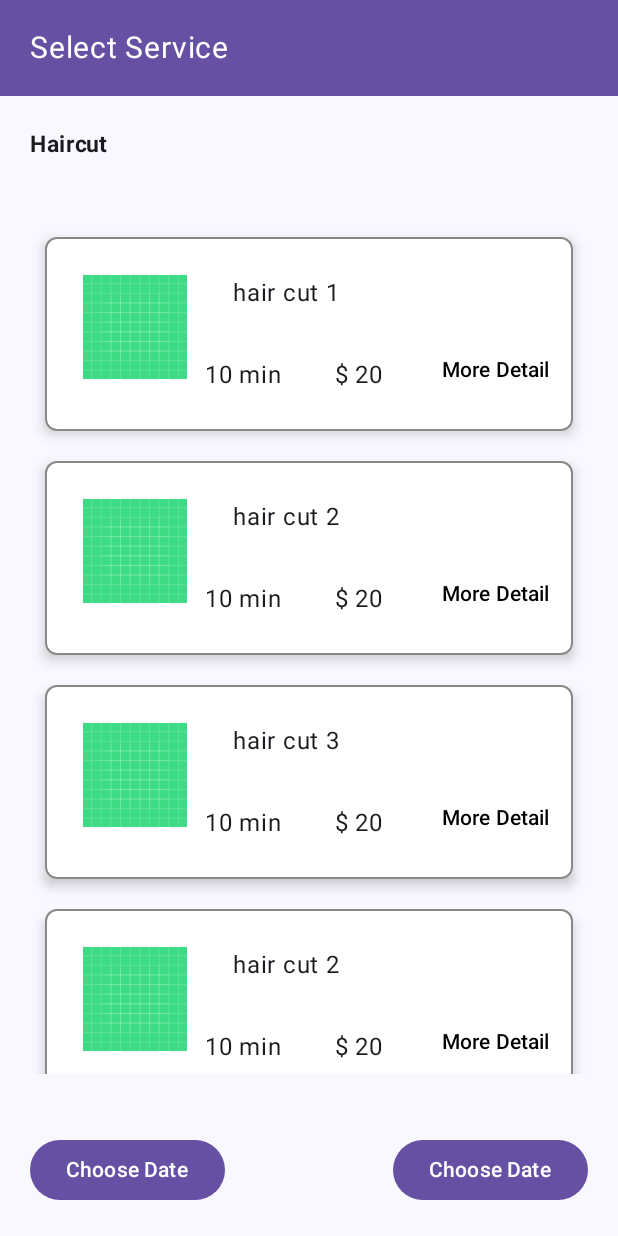
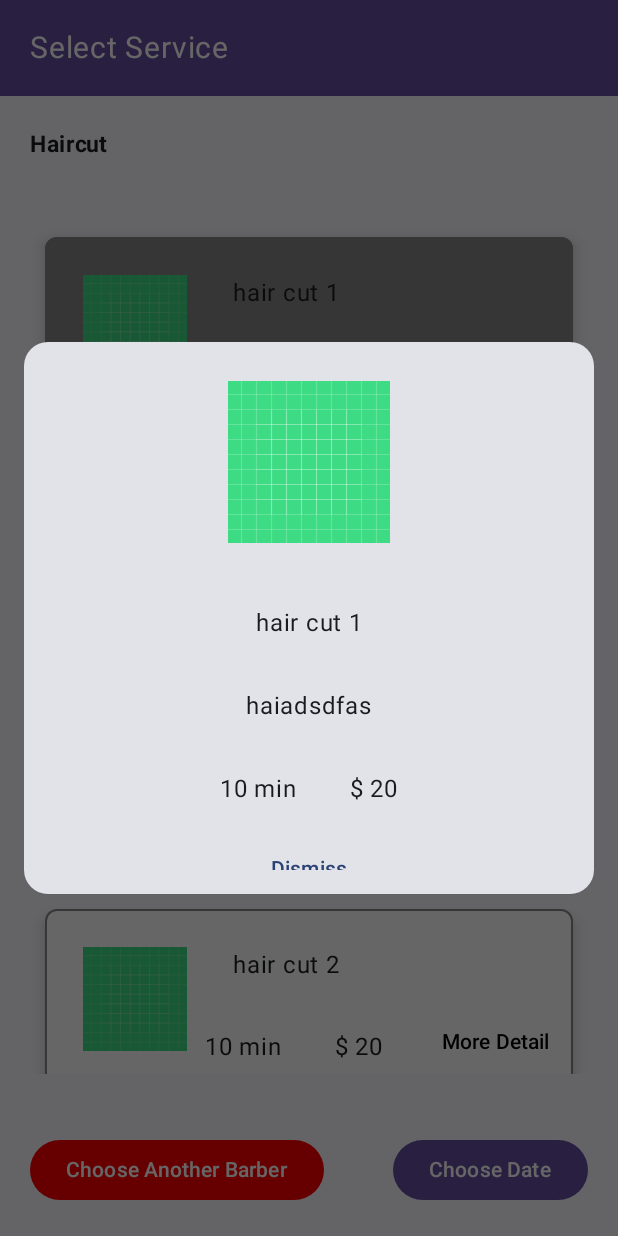
Before and after one commit to myofficework000/ShalonApp, an Android app built with Jetpack Compose: the composable SelectServiceScreen shown on its own in the app's theme, after a tap on "More Detail", on a phone screen of 412 x 824 dp. Run offline under Robolectric (Android 15) with nearby library versions, the phone set to English and light mode, and no system bars; our stand-ins replace Dagger/Hilt's generated code, constraintlayout-compose, livedata-compose.

Commit message:
update Select Service UI

```diff
--- a/app/build.gradle.kts
+++ b/app/build.gradle.kts
@@ -98,8 +98,6 @@ dependencies {
 
     // ktx activity with view model injection
     implementation("androidx.activity:activity-ktx:1.7.2")
-    // For Observing the state of Livedata in Compose
-    implementation("androidx.compose.runtime:runtime-livedata:1.5.0")
 
     //   Coil
     implementation("io.coil-kt:coil-compose:1.3.2")
--- a/app/src/main/java/com/example/shaloonapp/model/dto/Service.kt
+++ b/app/src/main/java/com/example/shaloonapp/model/dto/Service.kt
@@ -1,6 +1,4 @@
 package com.example.shaloonapp.model.dto
-
-import java.time.Duration
 
 data class Service(
     val id: Long= 0L,
@@ -8,5 +6,5 @@ data class Service(
     val price: Int =0,
     val description: String ="",
     val durationInMinute: Int = 1,
-    val imgURL: String
+    val imgURL: String = ""
 )
--- a/app/src/main/java/com/example/shaloonapp/view/SelectServiceScreen.kt
+++ b/app/src/main/java/com/example/shaloonapp/view/SelectServiceScreen.kt
@@ -3,7 +3,9 @@ package com.example.shaloonapp.view
 import androidx.compose.foundation.BorderStroke
 import androidx.compose.foundation.Image
 import androidx.compose.foundation.background
+import androidx.compose.foundation.layout.Arrangement
 import androidx.compose.foundation.layout.Box
+import androidx.compose.foundation.layout.Column
 import androidx.compose.foundation.layout.Row
 import androidx.compose.foundation.layout.fillMaxSize
 import androidx.compose.foundation.layout.fillMaxWidth
@@ -20,19 +22,24 @@ import androidx.compose.material3.Card
 import androidx.compose.material3.CardDefaults
 import androidx.compose.material3.OutlinedButton
 import androidx.compose.material3.Text
+import androidx.compose.material3.TextButton
 import androidx.compose.runtime.Composable
 import androidx.compose.runtime.getValue
 import androidx.compose.runtime.livedata.observeAsState
 import androidx.compose.runtime.mutableStateOf
 import androidx.compose.runtime.remember
 import androidx.compose.runtime.setValue
+import androidx.compose.ui.Alignment
 import androidx.compose.ui.Modifier
 import androidx.compose.ui.graphics.Color
+import androidx.compose.ui.layout.ContentScale
 import androidx.compose.ui.res.painterResource
+import androidx.compose.ui.res.stringResource
 import androidx.compose.ui.text.font.FontWeight
 import androidx.compose.ui.tooling.preview.Preview
 import androidx.compose.ui.unit.dp
 import androidx.compose.ui.unit.sp
+import androidx.compose.ui.window.Dialog
 import androidx.constraintlayout.compose.ConstraintLayout
 import androidx.constraintlayout.compose.Dimension
 import androidx.hilt.navigation.compose.hiltViewModel
@@ -58,6 +65,14 @@ fun SelectServiceScreen(navController: NavHostController) {
     val listOfService = selectServiceScreenViewModel.listOfService.observeAsState()
 
     var selectedService by remember { mutableStateOf<Service?>(null) }
+
+    var showDialog =  remember { mutableStateOf<Boolean>(false) }
+
+    if(showDialog.value){
+        DialogWithImage(service = selectedService?: Service(), setShowDialog = {
+            showDialog.value = it
+        }, imageDescription = "dsafads")
+    }
 
     ConstraintLayout(
         modifier = Modifier
@@ -110,7 +125,8 @@ fun SelectServiceScreen(navController: NavHostController) {
                ServiceViewHolder(
                    service = service,
                    selectedService = selectedService,
-                   onServiceSelected = {selectedService = it}
+                   onServiceSelected = {selectedService = it},
+                   setShowDialog = {showDialog.value = it}
                )
            }
         }
@@ -127,11 +143,11 @@ fun SelectServiceScreen(navController: NavHostController) {
                     height = Dimension.wrapContent
                 }
         ) {
-            Text(text = "Choose Date")
+            Text(text = stringResource(R.string.choose_date))
         }
         Button(
             onClick = { },
-            colors = ButtonDefaults.buttonColors(Purple40),
+            colors = ButtonDefaults.buttonColors(Color.Red),
             modifier = Modifier
                 .padding(20.dp)
                 .constrainAs(btnAnotherBarber) {
@@ -141,7 +157,7 @@ fun SelectServiceScreen(navController: NavHostController) {
                     height = Dimension.wrapContent
                 }
         ) {
-            Text(text = "Choose Date")
+            Text(text = stringResource(R.string.choose_another_barber))
         }
 
     }
@@ -151,6 +167,7 @@ fun SelectServiceScreen(navController: NavHostController) {
 fun ServiceViewHolder(
     service: Service,
     selectedService: Service?,
+    setShowDialog: (Boolean) -> Unit,
     onServiceSelected: (Service) -> Unit){
 
     Card(
@@ -178,7 +195,7 @@ fun ServiceViewHolder(
                 modifier = Modifier
                     .height(100.dp)
                     .width(100.dp)
-                    .padding( 15.dp)
+                    .padding(15.dp)
                     .constrainAs(img) {
                         start.linkTo(parent.start)
                         top.linkTo(parent.top)
@@ -210,7 +227,9 @@ fun ServiceViewHolder(
 
                         )
                 OutlinedButton(
-                    onClick = { /* Action to perform */ },
+                    onClick = {
+                        onServiceSelected(service)
+                        setShowDialog(true)      },
                     colors = ButtonDefaults.outlinedButtonColors(contentColor = Color.Black),
                     border = null,
                     modifier = Modifier
@@ -224,3 +243,72 @@ fun ServiceViewHolder(
         }
     }
 }
+@Composable
+fun DialogWithImage(
+    service: Service,
+    setShowDialog: (Boolean) -> Unit,
+    imageDescription: String,
+) {
+    Dialog(onDismissRequest = { setShowDialog(false) }) {
+        // Draw a rectangle shape with rounded corners inside the dialog
+        Card(
+            modifier = Modifier
+                .fillMaxWidth()
+                .height(400.dp)
+                .padding(16.dp),
+            shape = RoundedCornerShape(16.dp),
+        ) {
+            Column(
+                modifier = Modifier
+                    .fillMaxSize(),
+                verticalArrangement = Arrangement.Center,
+                horizontalAlignment = Alignment.CenterHorizontally,
+            ) {
+                Image(
+                    painter =  painterResource(id = R.drawable.ic_launcher_background),
+                    contentDescription = imageDescription,
+                    contentScale = ContentScale.Fit,
+                    modifier = Modifier
+                        .height(160.dp)
+                )
+                Text(text = service.title,
+                    modifier = Modifier
+                        .padding(15.dp)
+                        )
+                Text(
+                    text = service.description,
+                    modifier = Modifier.padding(16.dp),
+                )
+                Row(
+                    modifier = Modifier
+                        .fillMaxWidth(),
+                    horizontalArrangement = Arrangement.Center,
+                ) {
+                    Text(text = "${service.durationInMinute} min",
+                        modifier = Modifier
+                            .padding( 15.dp)
+
+                    )
+                    Text(text = " $ ${service.price}",
+                        modifier = Modifier
+                            .padding(15.dp)
+
+                    )
+
+                }
+                Row(
+                    modifier = Modifier
+                        .fillMaxWidth(),
+                    horizontalArrangement = Arrangement.Center,
+                ) {
+                    TextButton(
+                        onClick = { setShowDialog(false) },
+                        modifier = Modifier.padding(8.dp),
+                    ) {
+                        Text("Dismiss")
+                    }
+                }
+            }
+        }
+    }
+}
--- a/app/src/main/res/values/strings.xml
+++ b/app/src/main/res/values/strings.xml
@@ -1,3 +1,5 @@
 <resources>
     <string name="app_name">ShaloonApp</string>
+    <string name="choose_date">Choose Date</string>
+    <string name="choose_another_barber">Choose Another Barber</string>
 </resources>
```
